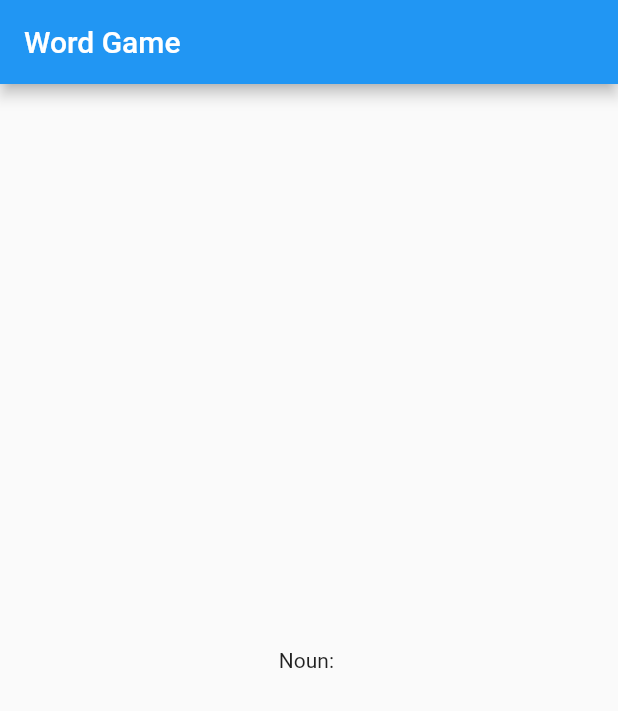
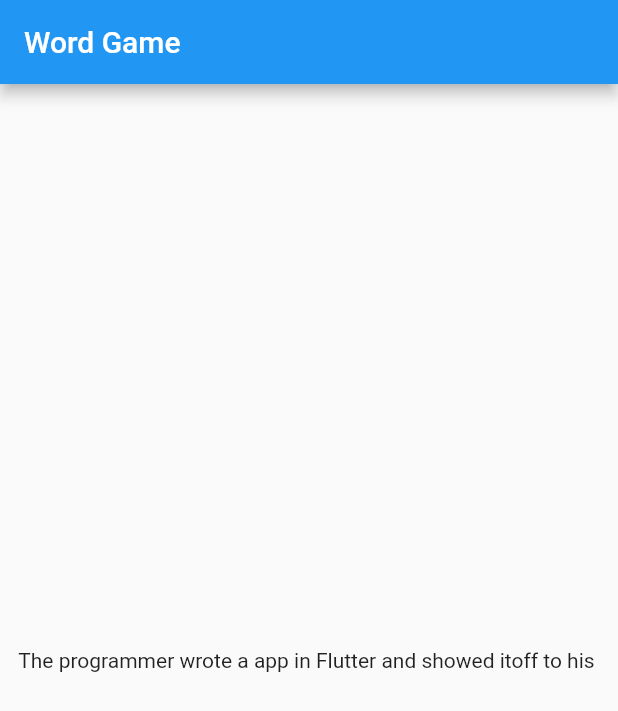
Before and after one commit to Joshuavarghese527/wordgameflutter, a Flutter app: the screen it shows after launch, on a phone screen of 412 x 824 dp. Shown: the top 711 px of the screen. Run offline on Flutter 3.47's test engine with Material 2 defaults, Android fonts, the phone set to English and light mode, and no system bars; missing offline and left inert: random_words.

Commit message:
Basic Sentence Generator

```diff
--- a/lib/main.dart
+++ b/lib/main.dart
@@ -7,6 +7,7 @@ class MyApp extends StatelessWidget {
   @override
   Widget build(BuildContext context) {
     final noun = new WordNoun.random();
+    final adjective = new WordAdjective.random();
     return new MaterialApp(
       title: 'Word Game',
       home: new Scaffold(
@@ -15,7 +16,10 @@ class MyApp extends StatelessWidget {
           ),
         body: new Center(
           child: new Text (
-            'Noun: ${noun.asCapitalized}'),
+            "The programmer wrote a ${adjective.asCapitalized}"
+            "app in Flutter and showed it"
+            "off to his ${noun.asCapitalized}"
+            ),
         ),
       ),
     );
```
